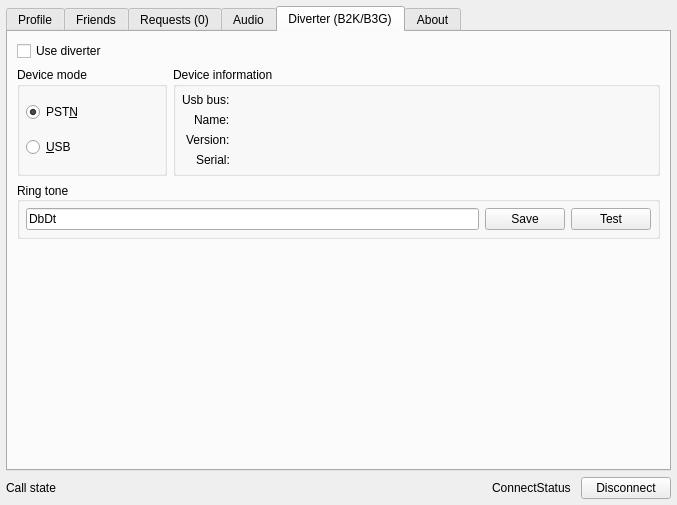
This is src/toxphone_config/widgets/main_window.ui in hkarel/ToxPhone as Qt 5 draws it before an edit. The edited form follows.
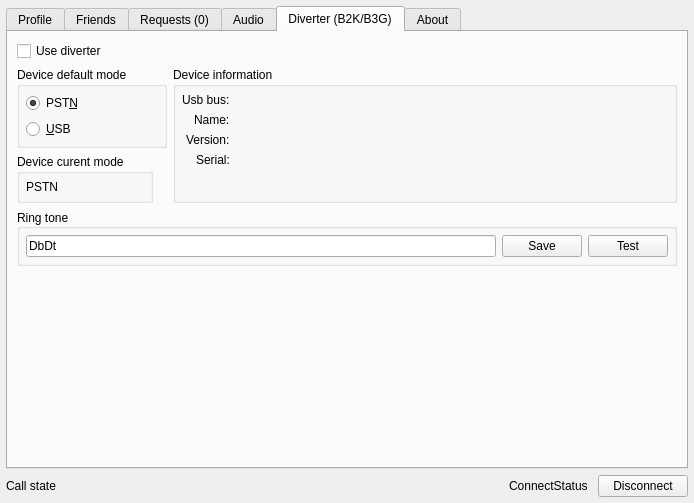
This is the edited form. The open tabs and pages were chosen to show the change.

```diff
--- a/src/toxphone_config/widgets/main_window.ui
+++ b/src/toxphone_config/widgets/main_window.ui
@@ -6,8 +6,8 @@
    <rect>
     <x>0</x>
     <y>0</y>
-    <width>677</width>
-    <height>505</height>
+    <width>694</width>
+    <height>503</height>
    </rect>
   </property>
   <property name="minimumSize">
@@ -1117,7 +1117,7 @@
        <attribute name="title">
         <string>Diverter (B2K/B3G)</string>
        </attribute>
-       <layout class="QVBoxLayout" name="verticalLayout_15">
+       <layout class="QVBoxLayout" name="verticalLayout_21">
         <item>
          <widget class="QCheckBox" name="cboxUseDiverter">
           <property name="text">
@@ -1128,6 +1128,8 @@
         <item>
          <layout class="QHBoxLayout" name="horizontalLayout_9">
           <item>
+           <layout class="QVBoxLayout" name="verticalLayout_17">
+            <item>
            <widget class="QGroupBox" name="groupBox_6">
             <property name="sizePolicy">
              <sizepolicy hsizetype="Maximum" vsizetype="Preferred">
@@ -1142,25 +1144,20 @@
              </size>
             </property>
             <property name="title">
-             <string>Device mode</string>
-            </property>
-            <layout class="QVBoxLayout" name="verticalLayout_17">
-             <property name="leftMargin">
-              <number>6</number>
-             </property>
-             <property name="topMargin">
-              <number>6</number>
-             </property>
-             <property name="rightMargin">
-              <number>6</number>
-             </property>
-             <property name="bottomMargin">
-              <number>6</number>
-             </property>
-             <item>
+               <string>Device default mode</string>
+              </property>
               <layout class="QVBoxLayout" name="verticalLayout_10">
-               <property name="spacing">
-                <number>15</number>
+               <property name="leftMargin">
+                <number>6</number>
+               </property>
+               <property name="topMargin">
+                <number>6</number>
+               </property>
+               <property name="rightMargin">
+                <number>6</number>
+               </property>
+               <property name="bottomMargin">
+                <number>6</number>
                </property>
                <item>
                 <widget class="QRadioButton" name="rbtnDiverterPSTN">
@@ -1195,12 +1192,52 @@
                 </widget>
                </item>
               </layout>
-             </item>
-            </layout>
-           </widget>
+             </widget>
+            </item>
+            <item>
+             <widget class="QGroupBox" name="groupBox_13">
+              <property name="sizePolicy">
+               <sizepolicy hsizetype="Maximum" vsizetype="Preferred">
+                <horstretch>0</horstretch>
+                <verstretch>0</verstretch>
+               </sizepolicy>
+              </property>
+              <property name="title">
+               <string>Device curent mode</string>
+              </property>
+              <layout class="QVBoxLayout" name="verticalLayout_15">
+               <property name="leftMargin">
+                <number>6</number>
+               </property>
+               <property name="topMargin">
+                <number>6</number>
+               </property>
+               <property name="rightMargin">
+                <number>6</number>
+               </property>
+               <property name="bottomMargin">
+                <number>6</number>
+               </property>
+               <item>
+                <widget class="QLabel" name="labelDeviceCurentMode">
+                 <property name="text">
+                  <string>PSTN</string>
+                 </property>
+                </widget>
+               </item>
+              </layout>
+             </widget>
+            </item>
+           </layout>
           </item>
           <item>
            <widget class="QGroupBox" name="groupBox_9">
+            <property name="sizePolicy">
+             <sizepolicy hsizetype="Expanding" vsizetype="Preferred">
+              <horstretch>0</horstretch>
+              <verstretch>0</verstretch>
+             </sizepolicy>
+            </property>
             <property name="title">
              <string>Device information</string>
             </property>
```
Left out of the diff: 2 changed lines with no effect on the pictures. Lines whose indentation alone changed are shown as unchanged.
